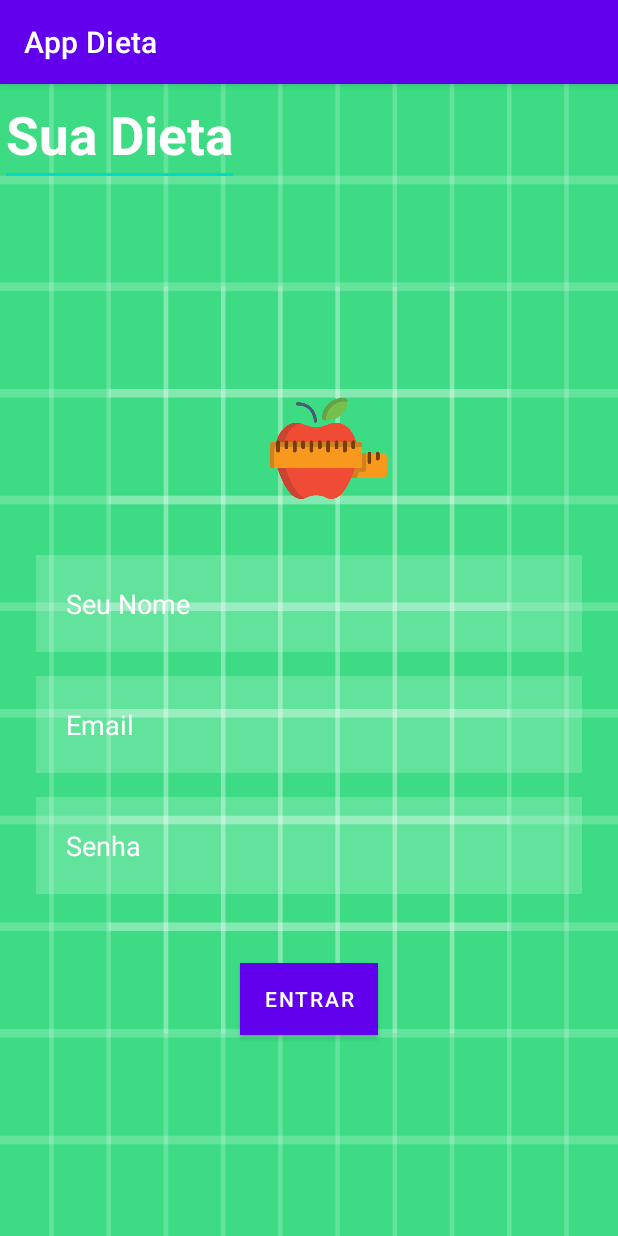
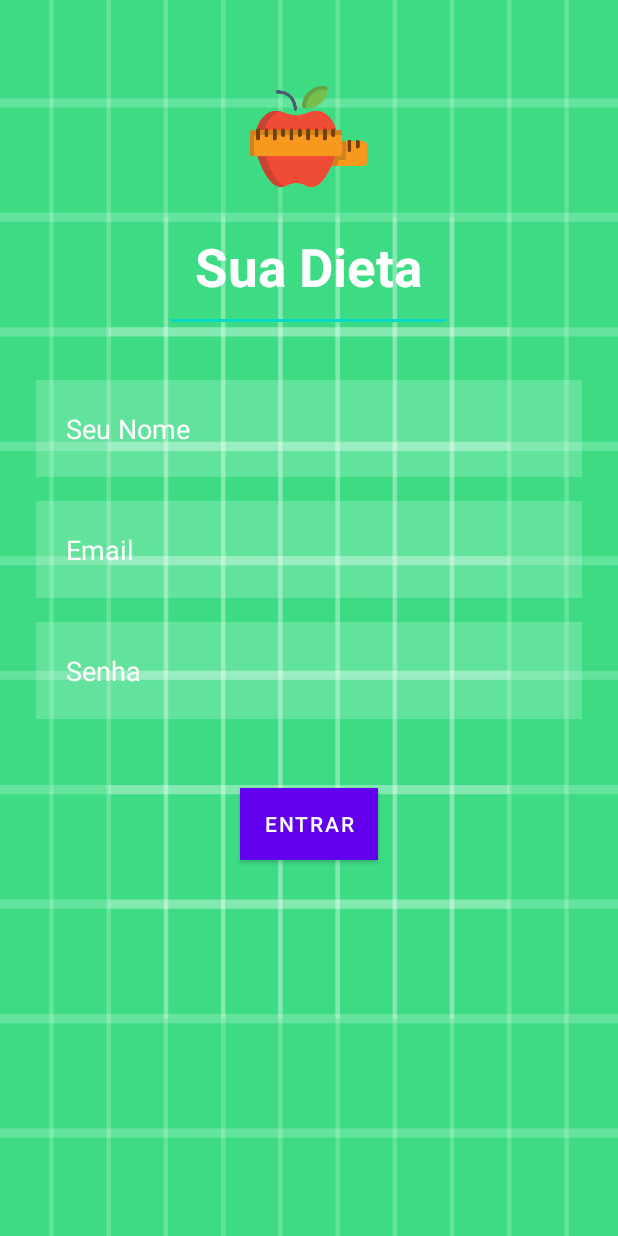
Before and after one commit to kevynhb/AndroiDiet, an Android app: the screen it shows after launch (Login), on a phone screen of 412 x 824 dp. Run offline under Robolectric (Android 15) with nearby library versions, the phone set to English and light mode, and no system bars.

Commit message:
development progress...

```diff
--- a/app/src/main/java/br/com/ldm/appdieta/Login.java
+++ b/app/src/main/java/br/com/ldm/appdieta/Login.java
@@ -10,5 +10,7 @@ public class Login extends AppCompatActivity {
     protected void onCreate(Bundle savedInstanceState) {
         super.onCreate(savedInstanceState);
         setContentView(R.layout.activity_login);
+
+        getSupportActionBar().hide();
     }
 }
--- a/app/src/main/java/br/com/ldm/appdieta/MainActivity.java
+++ b/app/src/main/java/br/com/ldm/appdieta/MainActivity.java
@@ -10,5 +10,6 @@ public class MainActivity extends AppCompatActivity {
     protected void onCreate(Bundle savedInstanceState) {
         super.onCreate(savedInstanceState);
         setContentView(R.layout.activity_main);
+
     }
 }
--- a/app/src/main/res/layout/activity_login.xml
+++ b/app/src/main/res/layout/activity_login.xml
@@ -1,44 +1,54 @@
 <?xml version="1.0" encoding="utf-8"?>
+
+
 <androidx.constraintlayout.widget.ConstraintLayout xmlns:android="http://schemas.android.com/apk/res/android"
     xmlns:app="http://schemas.android.com/apk/res-auto"
     xmlns:tools="http://schemas.android.com/tools"
     android:layout_width="match_parent"
     android:layout_height="match_parent"
     android:background="@drawable/ic_launcher_background"
-    tools:context=".Login">
+    tools:context=".Login"
+    tools:ignore="ExtraText">
+
 
     <ImageView
-        android:id="@+id/signuptitle"
+        android:id="@+id/logo"
         android:layout_width="316dp"
         android:layout_height="78dp"
+        android:layout_marginStart="32dp"
+        android:layout_marginTop="52dp"
+        android:layout_marginEnd="32dp"
+        android:layout_marginBottom="50dp"
         android:src="@drawable/dieta"
-        android:layout_marginStart="32dp"
-        android:layout_marginTop="204dp"
-        android:layout_marginEnd="32dp"
 
         app:layout_constraintEnd_toEndOf="parent"
-        app:layout_constraintHorizontal_bias="0.903"
+        app:layout_constraintHorizontal_bias="0.483"
         app:layout_constraintStart_toStartOf="parent"
         app:layout_constraintTop_toTopOf="parent" />
 
+
     <EditText
+        android:id="@id/title"
+        style="@style/Edit_Text"
         android:layout_width="wrap_content"
         android:layout_height="wrap_content"
-        android:layout_marginTop="@android:dimen/app_icon_size"
-        android:gravity="center"
+        android:layout_marginStart="108dp"
+        android:layout_marginTop="4dp"
         android:text="Sua Dieta"
         android:textColor="@color/white"
         android:textSize="35dp"
         android:textStyle="bold"
-        tools:layout_editor_absoluteX="126dp"
-        tools:layout_editor_absoluteY="122dp" />
+        app:layout_constraintEnd_toEndOf="parent"
+        app:layout_constraintHorizontal_bias="0.017"
+        app:layout_constraintStart_toStartOf="parent"
+        app:layout_constraintTop_toBottomOf="@id/logo" />
 
     <EditText
 
         android:id="@+id/username"
         android:layout_width="match_parent"
         android:layout_height="wrap_content"
-        android:layout_below="@id/signuptitle"
+        android:layout_below="@id/title"
         android:layout_marginStart="24dp"
         android:layout_marginTop="32dp"
         android:layout_marginEnd="24dp"
@@ -51,7 +61,7 @@
         app:layout_constraintEnd_toEndOf="parent"
         app:layout_constraintHorizontal_bias="0.0"
         app:layout_constraintStart_toStartOf="parent"
-        app:layout_constraintTop_toBottomOf="@+id/signuptitle"
+        app:layout_constraintTop_toBottomOf="@id/title"
 
     />
     <EditText
@@ -84,7 +94,7 @@
         android:background="#30ffffff"
         android:drawablePadding="20dp"
         android:hint="Senha"
-        android:inputType="textPassword"
+        android:inputType="numberPassword"
         android:padding="20dp"
         android:textColor="@color/white"
         android:textColorHint="@color/white"
@@ -93,7 +103,7 @@
         app:layout_constraintTop_toBottomOf="@+id/email" />
 
     <Button
-        android:id="@+id/button"
+        android:id="@+id/button_entrar"
         android:layout_width="wrap_content"
         android:layout_height="wrap_content"
         android:layout_marginStart="100dp"
@@ -104,6 +114,19 @@
         android:text="Entrar"
         app:layout_constraintEnd_toEndOf="parent"
         app:layout_constraintStart_toStartOf="parent"
-        app:layout_constraintTop_toBottomOf="@+id/password"/>
+        app:layout_constraintTop_toBottomOf="@id/password"/>
 
-</androidx.constraintlayout.widget.ConstraintLayout>
+    <ProgressBar
+        android:layout_width="wrap_content"
+        android:layout_height="wrap_content"
+        android:layout_marginTop="20dp"
+        android:layout_marginBottom="20dp"
+        android:visibility="invisible"
+        app:layout_constraintStart_toStartOf="parent"
+        app:layout_constraintEnd_toEndOf="parent"
+        app:layout_constraintTop_toBottomOf="@id/button_entrar"
+        tools:layout_editor_absoluteX="181dp"
+        tools:layout_editor_absoluteY="28dp"
+        />
+
+    </androidx.constraintlayout.widget.ConstraintLayout>
--- a/app/src/main/res/values/styles.xml
+++ b/app/src/main/res/values/styles.xml
@@ -12,6 +12,9 @@
         <item name="android:layout_width">match_parent</item>
         <item name="android:layout_height">wrap_content</item>
         <item name="background">@drawable/edit_text</item>
+        <item name="android:padding">20dp</item>
+        <item name="android:maxLength">25</item>
+<!--        <item name="android:layout_marginLeft">40dp</item>-->
     </style>
 
 </resources>
--- a/app/src/main/res/values/themes.xml
+++ b/app/src/main/res/values/themes.xml
@@ -3,7 +3,7 @@
     <style name="Theme.AppDieta" parent="Theme.MaterialComponents.DayNight.DarkActionBar">
         <!-- Primary brand color. -->
         <item name="colorPrimary">@color/purple_500</item>
-        <item name="colorPrimaryVariant">@color/purple_700</item>
+        <item name="colorPrimaryVariant">@color/black</item>
         <item name="colorOnPrimary">@color/white</item>
         <!-- Secondary brand color. -->
         <item name="colorSecondary">@color/teal_200</item>
```
